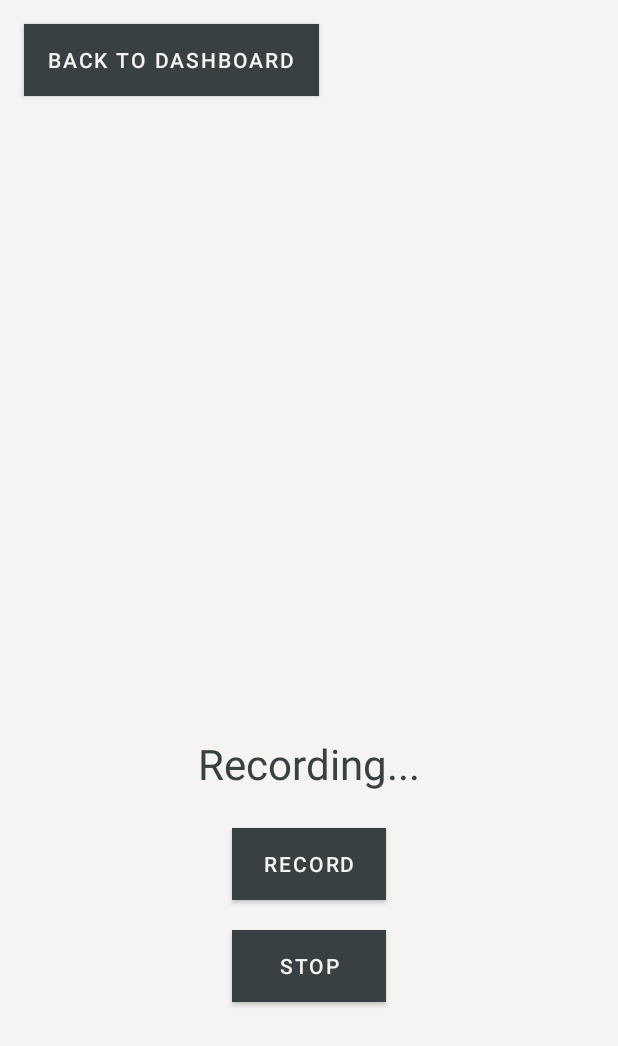
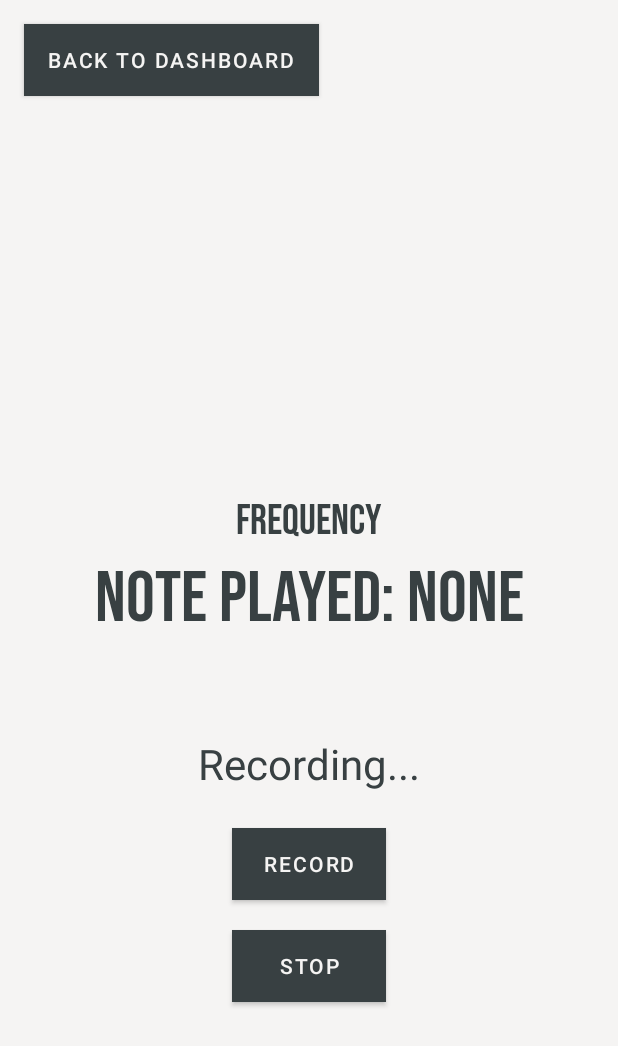
Before and after one commit to CecilioN7/Motif, an Android app: the TunerActivity screen opened directly, with no data from a screen before it, after a tap on "RECORD", on a phone screen of 412 x 824 dp. Shown: the top 1046 px of the screen. Run offline under Robolectric (Android 15) with nearby library versions, the phone set to English and light mode, and no system bars; Roboto replaces fonts that are not available here.

Commit message:
cleaning up tuner

```diff
--- a/app/src/main/java/com/example/motif/TunerActivity.java
+++ b/app/src/main/java/com/example/motif/TunerActivity.java
@@ -1,6 +1,7 @@
 package com.example.motif;
 
 import android.Manifest;
+import android.content.Intent;
 import android.content.pm.PackageManager;
 import android.media.AudioFormat;
 import android.media.AudioRecord;
@@ -30,7 +31,7 @@ public class TunerActivity extends AppCompatActivity {
     private final Handler noteHandler = new Handler(); //test noteTranslate
     private Random randnum = new Random(); //test noteTranslate
     MediaRecorder mediaRecorder; //For mic recording
-    Button buttonStart, buttonStop; // Add reference to button
+    Button buttonStart, buttonStop, buttonBack; // Add reference to button
     TextView recordedNoteTextView; // Add reference to the TextView
     TextView micStatusTextView;
     TextView samplerateview;
@@ -58,10 +59,17 @@ public class TunerActivity extends AppCompatActivity {
 
         buttonStart = findViewById(R.id.RecordButton);
         buttonStop = findViewById(R.id.StopButton);
+        buttonBack = findViewById(R.id.backButton);
         recordedNoteTextView = findViewById(R.id.NoteTextView);
         micStatusTextView = findViewById(R.id.StatusTextView);
         samplerateview = findViewById(R.id.rateTextView);
 
+        buttonStop.setOnClickListener(new View.OnClickListener() {
+            public void onClick(View v) {
+                Intent intent = new Intent(TunerActivity.this, Dashboard.class);
+            }
+
+        });
         buttonStart.setOnClickListener(new View.OnClickListener() {
             @Override
             public void onClick(View v) {
@@ -169,7 +177,7 @@ public class TunerActivity extends AppCompatActivity {
                 String[] notes = {"C", "C#", "D", "D#", "E", "F", "F#", "G", "G#", "A", "A#", "B", "C"};
                 String randomNote = notes[randnum.nextInt(notes.length)];
 
-                recordedNoteTextView.setText("Note Played: " + randomNote);  //set text to display current note
+          //      recordedNoteTextView.setText("Note Played: " + randomNote);  //set text to display current note
                 try {
                     if (micFlag) {
                         noteThread();
@@ -220,7 +228,9 @@ public class TunerActivity extends AppCompatActivity {
        // String fileName = fnum + ".txt";
         //fnum = fnum + 1;
         String note = noteFrequency(frequency);// pass the frequency recorded
-        samplerateview.setText(note);//left off here, run
+
+       // samplerateview.setText(note);//left off here, run
+        recordedNoteTextView.setText("Note Played: " + note);  //set text to display current note
        // samplerateview.setText(" ");
         //--------------------------------------------------------------------------
 
@@ -298,7 +308,7 @@ public class TunerActivity extends AppCompatActivity {
         }
 
         // If the frequency doesn't match any note, return an empty string or null
-        return "";
+        return "None";
     }
 
     // permission handler
```
